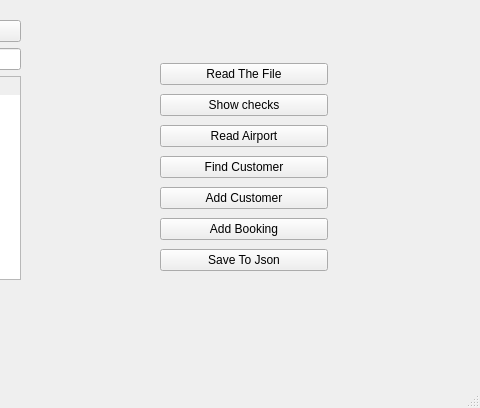
Old version of the form upandaway/travelagencyui.ui in the repository tuandung18/Upandaway; both pictures show x 480 to 960 and y 417 to 825 of the 960 by 825 pixel window.
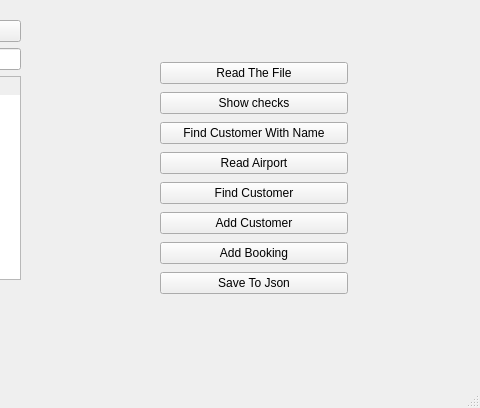
New version of the form.

What changed in the file:
```diff
--- a/upandaway/travelagencyui.ui
+++ b/upandaway/travelagencyui.ui
@@ -19,8 +19,8 @@
      <rect>
       <x>640</x>
       <y>460</y>
-      <width>168</width>
-      <height>218</height>
+      <width>188</width>
+      <height>244</height>
      </rect>
     </property>
     <layout class="QVBoxLayout" name="verticalLayout">
@@ -47,6 +47,13 @@
        </property>
       </widget>
      </item>
+     <item>
+      <widget class="QPushButton" name="customer_Name">
+       <property name="text">
+        <string>Find Customer With Name</string>
+       </property>
+      </widget>
+     </item>
      <item>
       <widget class="QPushButton" name="readAirport">
        <property name="text">
```
